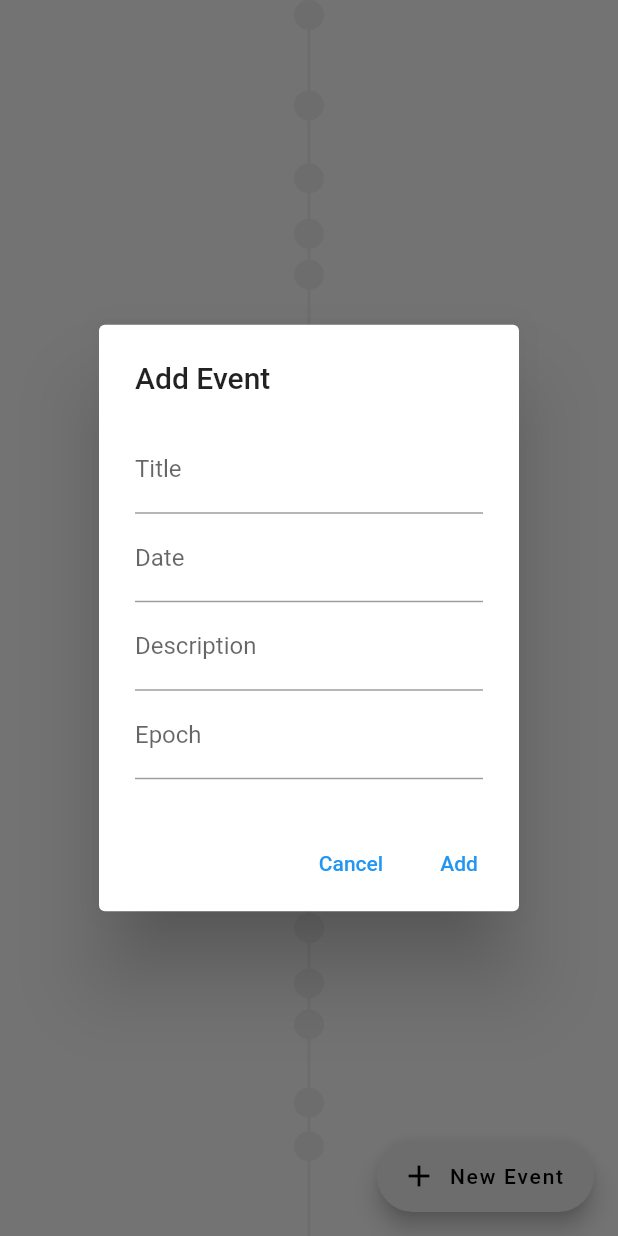
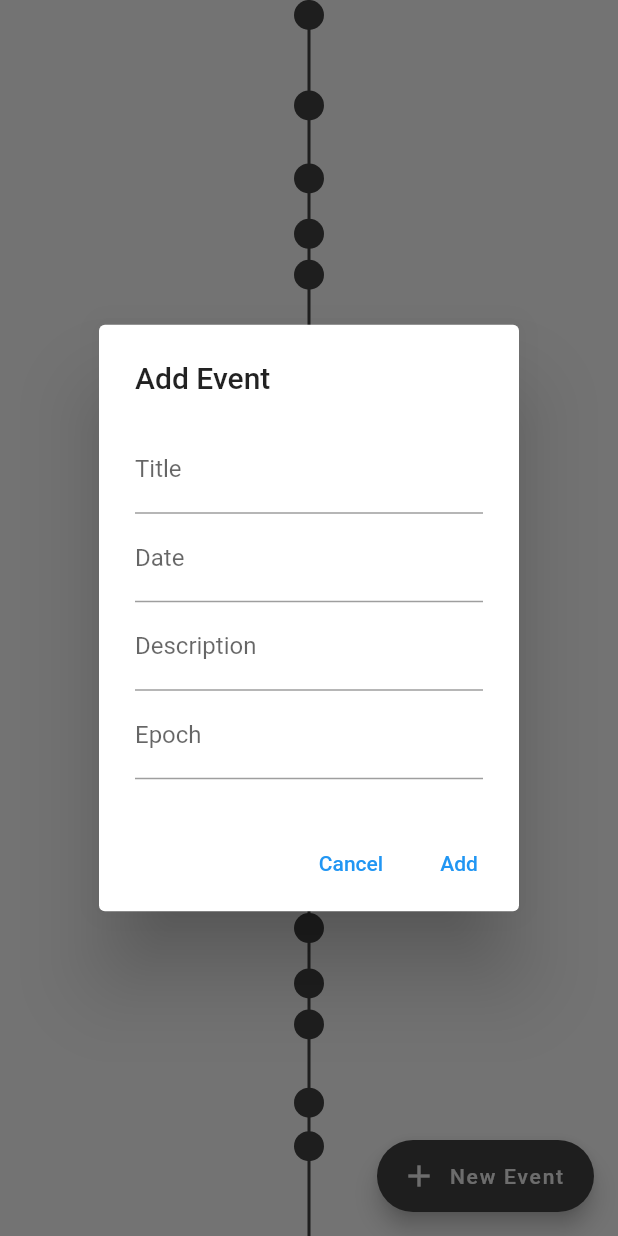
Before and after one commit to Sapiens-Project/tfh-flutter, a Flutter app: the screen it shows after launch, after a tap on "New Event", on a phone screen of 412 x 824 dp. Run offline on Flutter 3.47's test engine with Material 2 defaults, Android fonts, the phone set to English and light mode, and no system bars.

Commit message:
Improve themes

```diff
--- a/lib/main.dart
+++ b/lib/main.dart
@@ -25,6 +25,14 @@ class _TimelineState extends State<Timeline> {
     final minEpoch = sortedEvents.first.epoch;
     final maxEpoch = sortedEvents.last.epoch;
     final theme = Theme.of(context);
+    final isDarkTheme = theme.brightness == Brightness.dark;
+    final timelineColor = isDarkTheme ? Colors.grey[200] : Colors.grey[800];
+    final fabFGColor = isDarkTheme ? Colors.grey[800] : Colors.grey[200];
+    final fabBGColor = isDarkTheme ? Colors.grey[200] : Colors.grey[800];
+
+    if (timelineColor == null) {
+      throw Exception("timeline color cannot be null");
+    }
 
     return Scaffold(
       floatingActionButton: FloatingActionButton.extended(
@@ -32,7 +40,7 @@ class _TimelineState extends State<Timeline> {
           showDialog(
             context: context,
             builder: (context) => AlertDialog(
-              title: const Text('Add Event'),
+              title: Text('Add Event'),
               content: SingleChildScrollView(
                 child: Column(
                   mainAxisSize: MainAxisSize.min,
@@ -61,7 +69,7 @@ class _TimelineState extends State<Timeline> {
               actions: [
                 TextButton(
                   onPressed: () => Navigator.pop(context),
-                  child: Text('Cancel'),
+                  child: const Text('Cancel'),
                 ),
                 TextButton(
                   onPressed: () {
@@ -75,14 +83,15 @@ class _TimelineState extends State<Timeline> {
                     });
                     Navigator.pop(context);
                   },
-                  child: Text('Add'),
+                  child: const Text('Add'),
                 ),
               ],
             ),
           );
         },
-        label: const Text('New Event'),
-        icon: const Icon(Icons.add),
+        label: Text('New Event', style: TextStyle(color: fabFGColor)),
+        icon: Icon(Icons.add, color: fabFGColor),
+        backgroundColor: fabBGColor,
       ),
       body: GestureDetector(
         onDoubleTap: () {
@@ -107,7 +116,7 @@ class _TimelineState extends State<Timeline> {
                 painter: TimelinePainter(
                     minEpoch: minEpoch,
                     maxEpoch: maxEpoch,
-                    color: theme.colorScheme.secondary),
+                    color: timelineColor),
               ),
               for (final event in sortedEvents)
                 Positioned(
@@ -143,8 +152,7 @@ class _TimelineState extends State<Timeline> {
                       width: 20,
                       height: 20,
                       decoration: BoxDecoration(
-                          shape: BoxShape.circle,
-                          color: theme.colorScheme.secondary),
+                          shape: BoxShape.circle, color: timelineColor),
                     ),
                   ),
                 ),
@@ -316,13 +324,16 @@ class MyApp extends StatelessWidget {
 
   @override
   Widget build(BuildContext context) {
-    final primarySwatch = Colors.blue;
+    const primarySwatch = Colors.blue;
     final primaryColor = primarySwatch[500];
     final primaryColorDark = primarySwatch[700];
     final primaryColorLight = primarySwatch[300];
     final accentColor = Colors.grey[200];
+    final accentColorLight = Colors.grey[800];
 
-    if (primaryColor == null || accentColor == null) {
+    if (primaryColor == null ||
+        accentColor == null ||
+        accentColorLight == null) {
       throw Exception('Primary color and accent color must not be null');
     }
 
@@ -381,7 +392,7 @@ class MyApp extends StatelessWidget {
         ),
         colorScheme: ColorScheme.light(
           primary: primaryColor,
-          secondary: accentColor,
+          secondary: accentColorLight,
         ).copyWith(secondary: accentColor),
       ),
       darkTheme: ThemeData(
```
